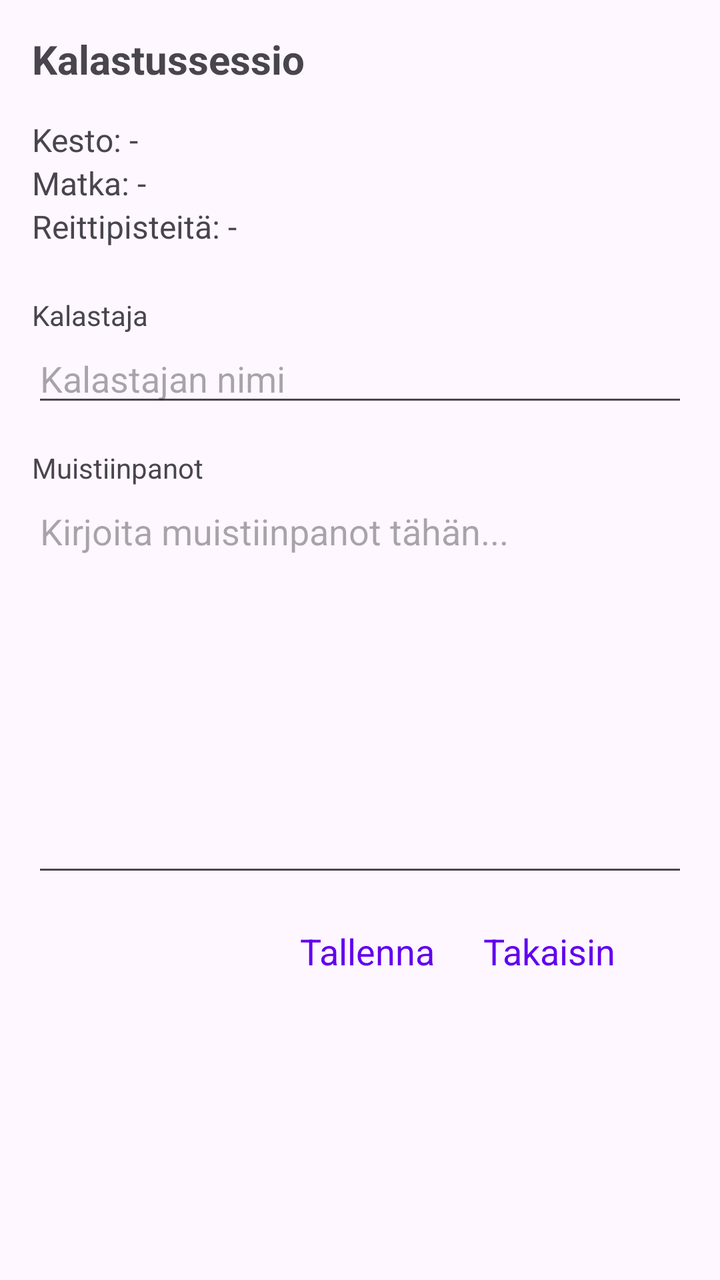
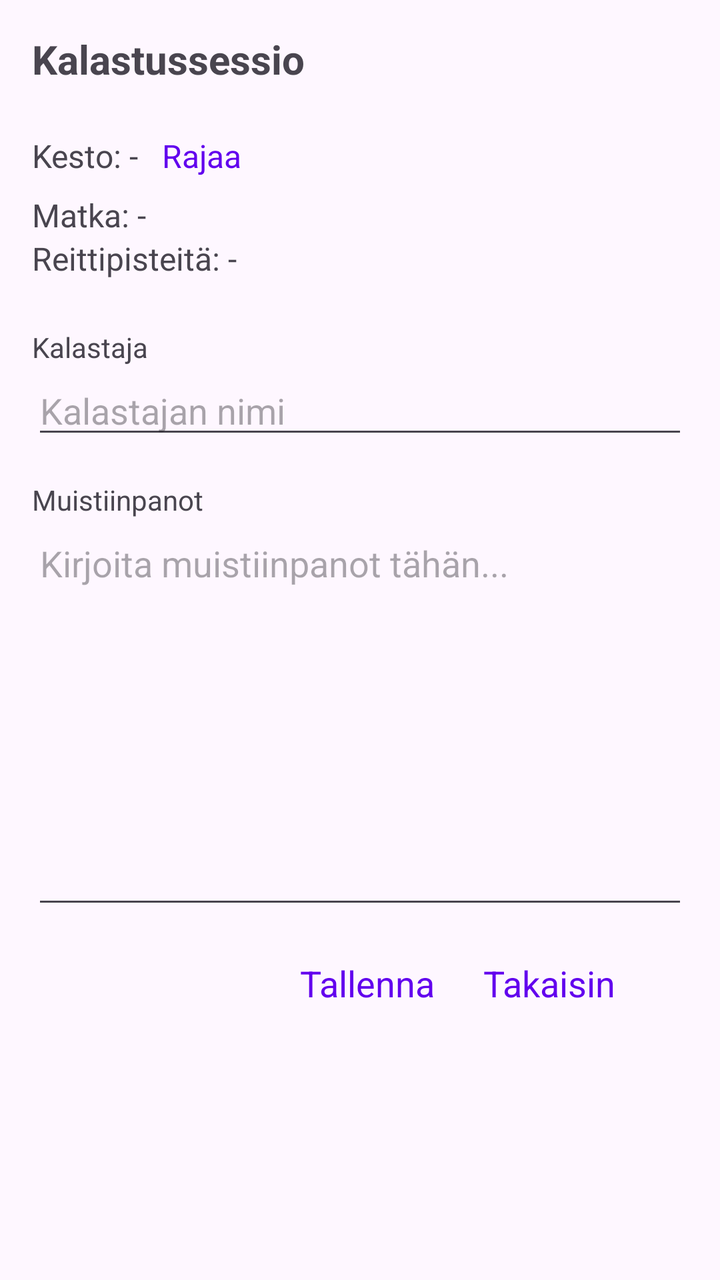

Compare the two renders of this Android layout. The source of the first and the diff that turns it into the second are given below.
<!-- AndroidManifest.xml: application theme Theme.KalaKartta -->
<!-- res/layout/activity_edit_fishing_session.xml -->
<?xml version="1.0" encoding="utf-8"?>
<ScrollView xmlns:android="http://schemas.android.com/apk/res/android"
    android:layout_width="match_parent"
    android:layout_height="match_parent"
    android:fillViewport="true">

    <LinearLayout
        android:layout_width="match_parent"
        android:layout_height="wrap_content"
        android:orientation="vertical"
        android:padding="16dp"
        android:paddingBottom="100dp">

        <TextView
            android:id="@+id/sessionTitleText"
            android:layout_width="match_parent"
            android:layout_height="wrap_content"
            android:text="Kalastussessio"
            android:textSize="20sp"
            android:textStyle="bold"
            android:layout_marginBottom="16dp" />

        <TextView
            android:id="@+id/durationText"
            android:layout_width="match_parent"
            android:layout_height="wrap_content"
            android:text="Kesto: -"
            android:textSize="16sp" />

        <TextView
            android:id="@+id/distanceText"
            android:layout_width="match_parent"
            android:layout_height="wrap_content"
            android:text="Matka: -"
            android:textSize="16sp" />

        <TextView
            android:id="@+id/trackPointsText"
            android:layout_width="match_parent"
            android:layout_height="wrap_content"
            android:text="Reittipisteitä: -"
            android:textSize="16sp"
            android:layout_marginBottom="24dp" />

        <TextView
            android:layout_width="match_parent"
            android:layout_height="wrap_content"
            android:text="Kalastaja"
            android:textSize="14sp"
            android:textColor="?android:attr/textColorSecondary" />

        <EditText
            android:id="@+id/fishermanInput"
            android:layout_width="match_parent"
            android:layout_height="wrap_content"
            android:hint="Kalastajan nimi"
            android:inputType="textPersonName"
            android:layout_marginBottom="16dp" />

        <TextView
            android:layout_width="match_parent"
            android:layout_height="wrap_content"
            android:text="Muistiinpanot"
            android:textSize="14sp"
            android:textColor="?android:attr/textColorSecondary" />

        <EditText
            android:id="@+id/notesInput"
            android:layout_width="match_parent"
            android:layout_height="200dp"
            android:hint="Kirjoita muistiinpanot tähän..."
            android:inputType="textMultiLine"
            android:gravity="top"
            android:scrollbars="vertical" />

        <LinearLayout
            android:layout_width="match_parent"
            android:layout_height="wrap_content"
            android:orientation="horizontal"
            android:gravity="end"
            android:layout_marginTop="8dp"
            android:layout_marginEnd="@dimen/landscape_safe_margin"
            android:layout_marginBottom="24dp">

            <TextView
                android:id="@+id/saveLink"
                android:layout_width="wrap_content"
                android:layout_height="wrap_content"
                android:text="Tallenna"
                android:textColor="@color/link_color"
                android:textSize="18sp"
                android:padding="12dp"
                android:clickable="true"
                android:focusable="true" />

            <TextView
                android:id="@+id/backLink"
                android:layout_width="wrap_content"
                android:layout_height="wrap_content"
                android:text="Takaisin"
                android:textColor="@color/link_color"
                android:textSize="18sp"
                android:padding="12dp"
                android:clickable="true"
                android:focusable="true" />

        </LinearLayout>

    </LinearLayout>
</ScrollView>
<!-- resources referenced by this layout -->
<resources>
  <color name="link_color">#6200EE</color>
  <dimen name="landscape_safe_margin">24dp</dimen>
  <style name="Theme.KalaKartta" parent="Base.Theme.KalaKartta" />
  <style name="Base.Theme.KalaKartta" parent="Theme.Material3.DayNight.NoActionBar">
          
          <item name="colorPrimary">#6200EE</item>
          <item name="colorOnPrimary">#FFFFFF</item>
          <item name="editTextStyle">@style/Widget.AppCompat.EditText</item>
          <item name="android:spinnerStyle">@style/Widget.AppCompat.Spinner</item>
      </style>
</resources>

<!-- the commit's change to res/layout/activity_edit_fishing_session.xml (unified diff, before → after) -->
@@ -20,12 +20,33 @@
             android:textStyle="bold"
             android:layout_marginBottom="16dp" />
 
-        <TextView
-            android:id="@+id/durationText"
+        <LinearLayout
             android:layout_width="match_parent"
             android:layout_height="wrap_content"
-            android:text="Kesto: -"
-            android:textSize="16sp" />
+            android:orientation="horizontal"
+            android:gravity="center_vertical">
+
+            <TextView
+                android:id="@+id/durationText"
+                android:layout_width="wrap_content"
+                android:layout_height="wrap_content"
+                android:text="Kesto: -"
+                android:textSize="16sp" />
+
+            <TextView
+                android:id="@+id/trimLink"
+                android:layout_width="wrap_content"
+                android:layout_height="wrap_content"
+                android:text="@string/trim"
+                android:textColor="@color/link_color"
+                android:textSize="16sp"
+                android:paddingStart="12dp"
+                android:paddingEnd="12dp"
+                android:paddingTop="8dp"
+                android:paddingBottom="8dp"
+                android:clickable="true"
+                android:focusable="true" />
+        </LinearLayout>
 
         <TextView
             android:id="@+id/distanceText"
<!-- resource entries referenced after the edit -->
@@ -2,6 +2,7 @@
 <resources>
   <color name="link_color">#6200EE</color>
   <dimen name="landscape_safe_margin">24dp</dimen>
+  <string name="trim">Rajaa</string>
   <style name="Theme.KalaKartta" parent="Base.Theme.KalaKartta" />
   <style name="Base.Theme.KalaKartta" parent="Theme.Material3.DayNight.NoActionBar">
           
